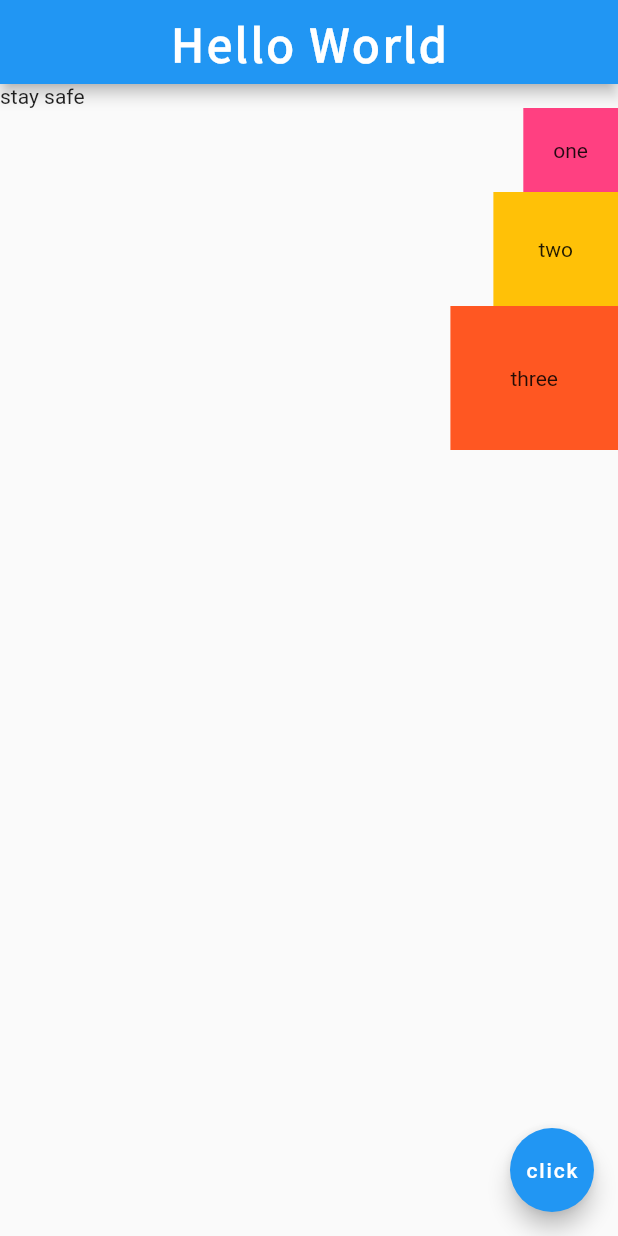
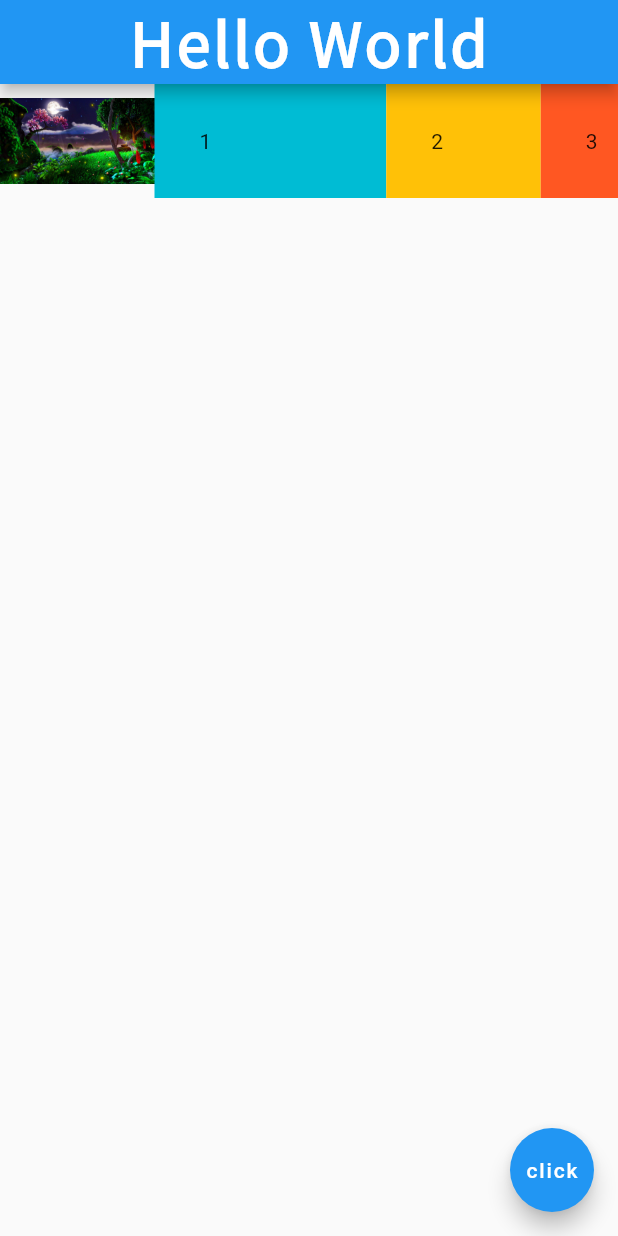
Before and after one commit to chittrakumari/my_first_flutter_project, a Flutter app: the screen it shows after launch, on a phone screen of 412 x 824 dp. Run offline on Flutter 3.47's test engine with Material 2 defaults, Android fonts, the phone set to English and light mode, and no system bars.

Commit message:
Expanded Widgets

```diff
--- a/lib/main.dart
+++ b/lib/main.dart
@@ -1,3 +1,4 @@
+import 'package:flutter/cupertino.dart';
 import "package:flutter/material.dart";
 
 void main()=>runApp(
@@ -5,6 +6,7 @@ void main()=>runApp(
     debugShowCheckedModeBanner: false,
    home:Home()
   ));
+
 
 
 
@@ -19,7 +21,7 @@ class Home extends StatelessWidget {
           'Hello World',style: TextStyle(
           fontFamily: 'NotoSansTC',
           letterSpacing: 2.0,
-          fontSize: 30.0,
+          fontSize: 40.0,
           fontWeight: FontWeight.bold,
 
         ),
@@ -27,46 +29,59 @@ class Home extends StatelessWidget {
         centerTitle: true,
       ),
 
-//In columns the main axis alignment property is vertical and cross axis alignment property horizontal and in rows its vice versa we can nest a column inside a row and a row inside a column
+//Expanded widgets can epand a row or take up the space inside a container.
 
-      body:Column(
-        mainAxisAlignment: MainAxisAlignment.start,
-        crossAxisAlignment: CrossAxisAlignment.end,
-        children: <Widget>[
-Row(
+      body: Row(
   children: <Widget>[
-    Text('stay safe'
+Expanded(
+  flex:2,     //Expanded widgets can take images as well
+    child: Image.asset('assets/scenery.jpg')),
 
-    )
-  ],
 
-),
-          Container(
-            child:Text('one'),
-            color: Colors.pinkAccent,
-            padding: EdgeInsets.all(20.0),
+
+
+
+
+          Expanded(
+            flex:3,  //if we want customize the space contained by the expanded widget we use flex.
+            child: Container(
+              padding: EdgeInsets.all(30.0),
+              color: Colors.cyan,
+              child:Text('1'),
+            ),
           ),
 
-          Container(
-            child:Text('two'),
-            color: Colors.amber,
-            padding: EdgeInsets.all(30.0),
+          Expanded(
+            flex:2,
+            child: Container(
+              padding: EdgeInsets.all(30.0),
+              color: Colors.amber,
+              child:Text('2'),
+            ),
           ),
 
-          Container(
-            child:Text('three'),
-            color: Colors.deepOrange,
-            padding: EdgeInsets.all(40.0),
-          )
+          Expanded(
+            flex: 1,
+            child: Container(
+      padding: EdgeInsets.all(30.0),
+      color: Colors.deepOrange,
+      child:Text('3'),
+    ),
+          ),
+
+
         ],
-      ),
+),
+
 
       floatingActionButton: FloatingActionButton(
     backgroundColor: Colors.blue,
       child: Text('click',
       ),
-    ),
+    )
+
     );
+
 
   }
 }
--- a/pubspec.yaml
+++ b/pubspec.yaml
@@ -45,9 +45,8 @@ flutter:
   uses-material-design: true
 
   # To add assets to your application, add an assets section, like this:
-  # assets:
-  #   - images/a_dot_burr.jpeg
-  #   - images/a_dot_ham.jpeg
+  assets:
+    - assets/scenery.jpg
 
   # An image asset can refer to one or more resolution-specific "variants", see
   # https://flutter.dev/assets-and-images/#resolution-aware.
```
Also changed, not shown: assets/scenery.jpg (added), pubspec.lock.
